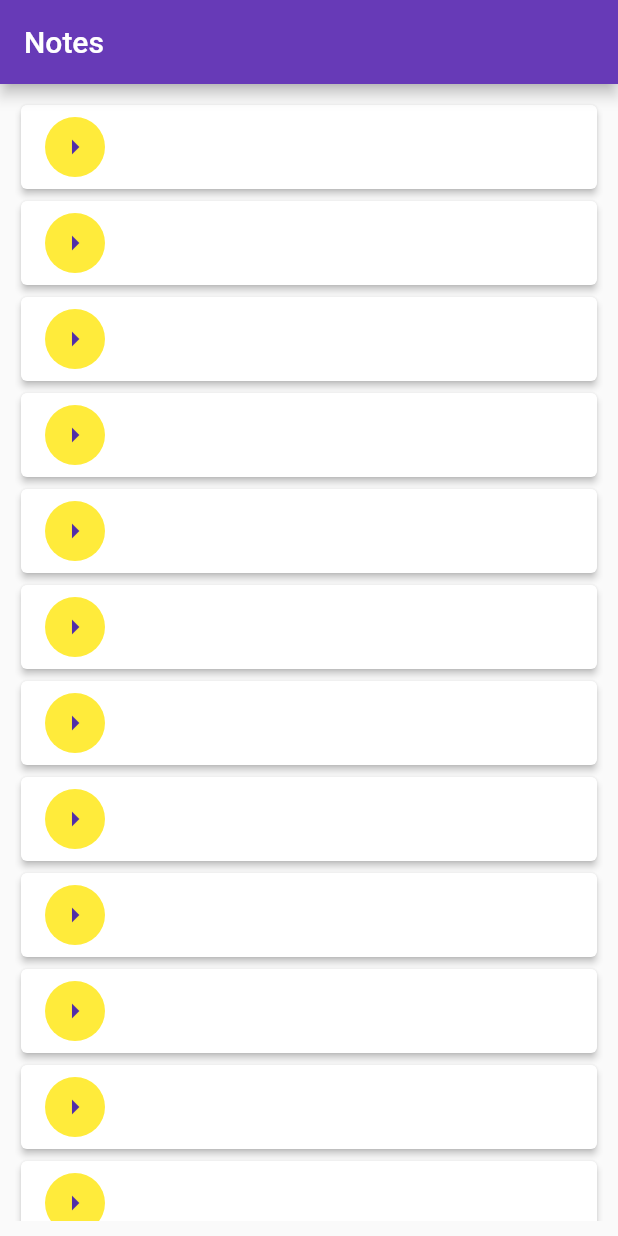
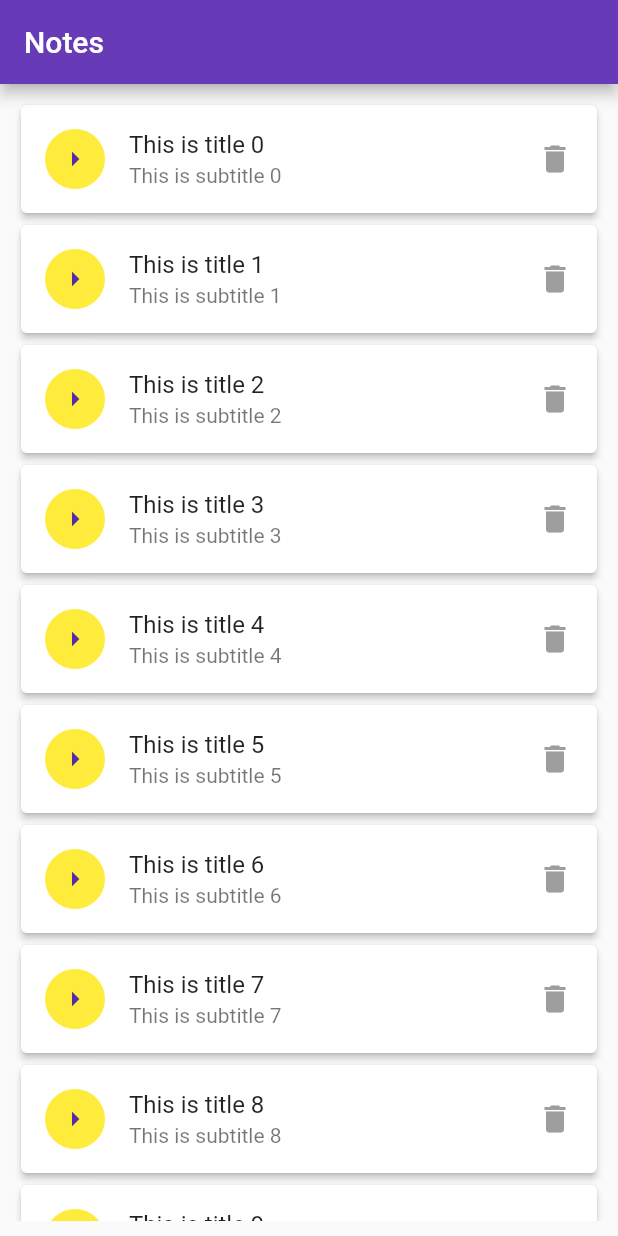
Before and after one commit to erikrios/note-keeper-app, a Flutter app: the screen it shows after launch, on a phone screen of 412 x 824 dp. Run offline on Flutter 3.47's test engine with Material 2 defaults, Android fonts, the phone set to English and light mode, and no system bars.

Commit message:
Add title, subtitle, and trailing for ListTile widget

```diff
--- a/lib/screens/note_list.dart
+++ b/lib/screens/note_list.dart
@@ -30,6 +30,16 @@ class _NoteListState extends State<NoteList> {
                     Icons.arrow_right,
                   ),
                 ),
+                title: Text(
+                  'This is title ${dummyNumbers[index]}',
+                ),
+                subtitle: Text(
+                  'This is subtitle ${dummyNumbers[index]}',
+                ),
+                trailing: Icon(
+                  Icons.delete,
+                  color: Colors.grey,
+                ),
               ),
               color: Colors.white,
               elevation: 2.0,
```
